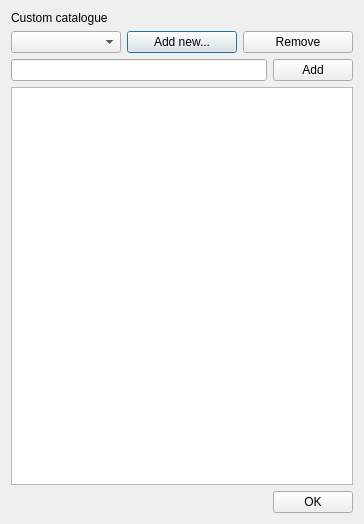
Before: the Qt Designer form caddcustomobject.ui in PavelMr/skytechx, drawn with Qt 5.
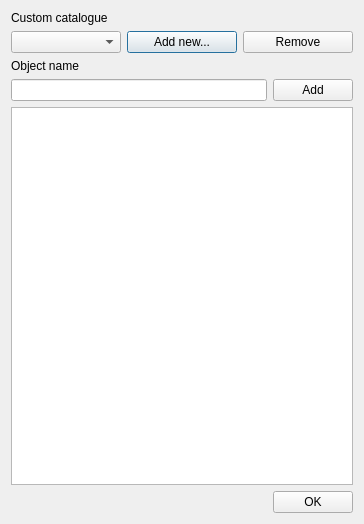
After: the same form once the commit is applied.

Commit message: Custom object dialog & sun moon RTS menu.

The edit to the form file:
```diff
--- a/caddcustomobject.ui
+++ b/caddcustomobject.ui
@@ -48,6 +48,13 @@
        </item>
       </layout>
      </item>
+     <item>
+      <widget class="QLabel" name="label_2">
+       <property name="text">
+        <string>Object name </string>
+       </property>
+      </widget>
+     </item>
      <item>
       <layout class="QHBoxLayout" name="horizontalLayout_3">
        <item>
```
Left out of the diff: 6 changed lines with no effect on the pictures. The commit also changes 5 other files.
